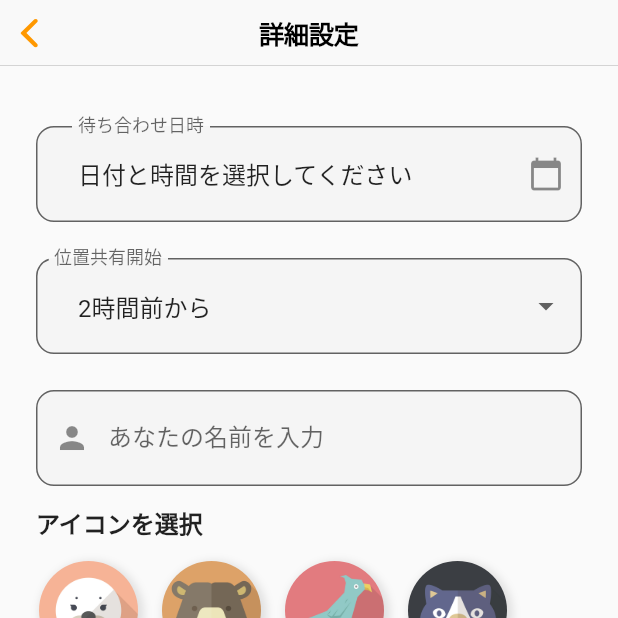
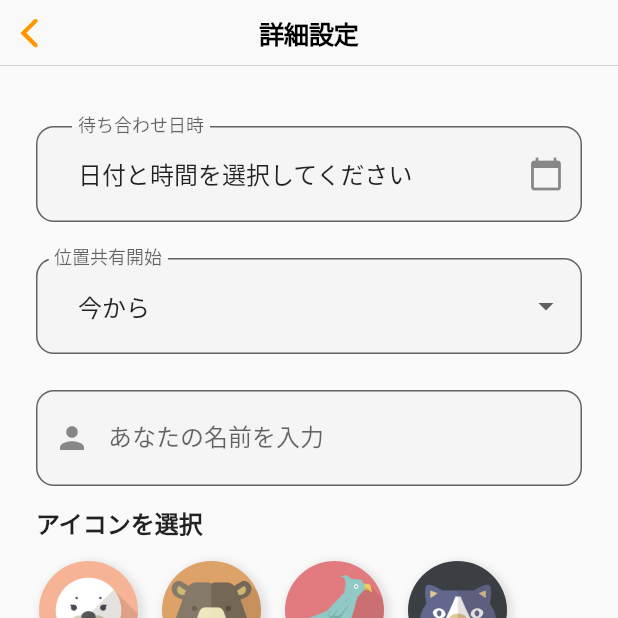
Before and after one commit to Al-Mikan/mesh-frontend, a Flutter app: the SetDetailsPage screen opened directly with empty values, on a phone screen of 412 x 824 dp, the top half of it. Run offline on Flutter 3.47's test engine with Material 3 defaults, Android fonts, the phone set to English and light mode, and no system bars; our stand-ins replace app_links, confetti, dio, dropdown_button2, fixnum, flutter_datetime_picker_plus and 7 more; missing offline and left inert: background_locator_2, google_maps_webservice, grpc, haptic_feedback, protobuf, pull_down_button and 1 more; accounts and stored records are empty.

Commit message:
デフォルト値を変更

```diff
--- a/lib/set_details_page.dart
+++ b/lib/set_details_page.dart
@@ -45,7 +45,7 @@ class _SetDetailsAndNamePageState extends ConsumerState<SetDetailsPage> {
   String? _selectedIconId;
   String? _selectedIconError;
   late final List<String> _iconIds;
-  String _selectedStartFormat = '2h';
+  String _selectedStartFormat = 'now';
   Duration? _selectedDuration;
   final List<DropdownItem> _startFormatItems = [
     DropdownItem(value: 'now', text: '今から'),
```
